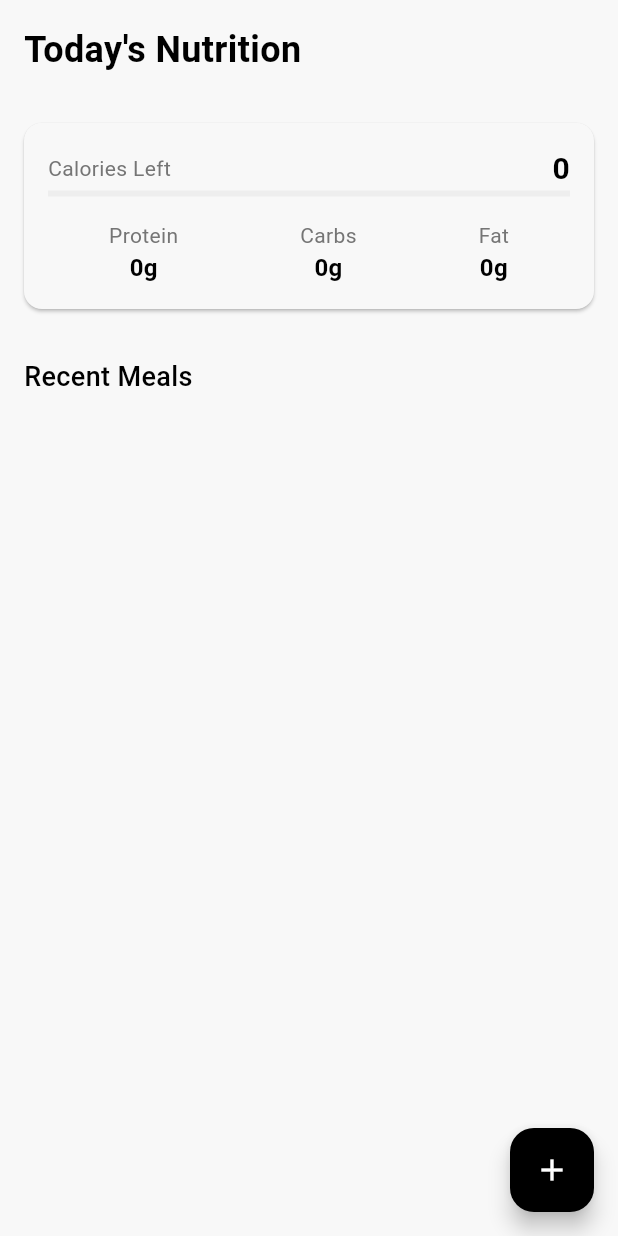
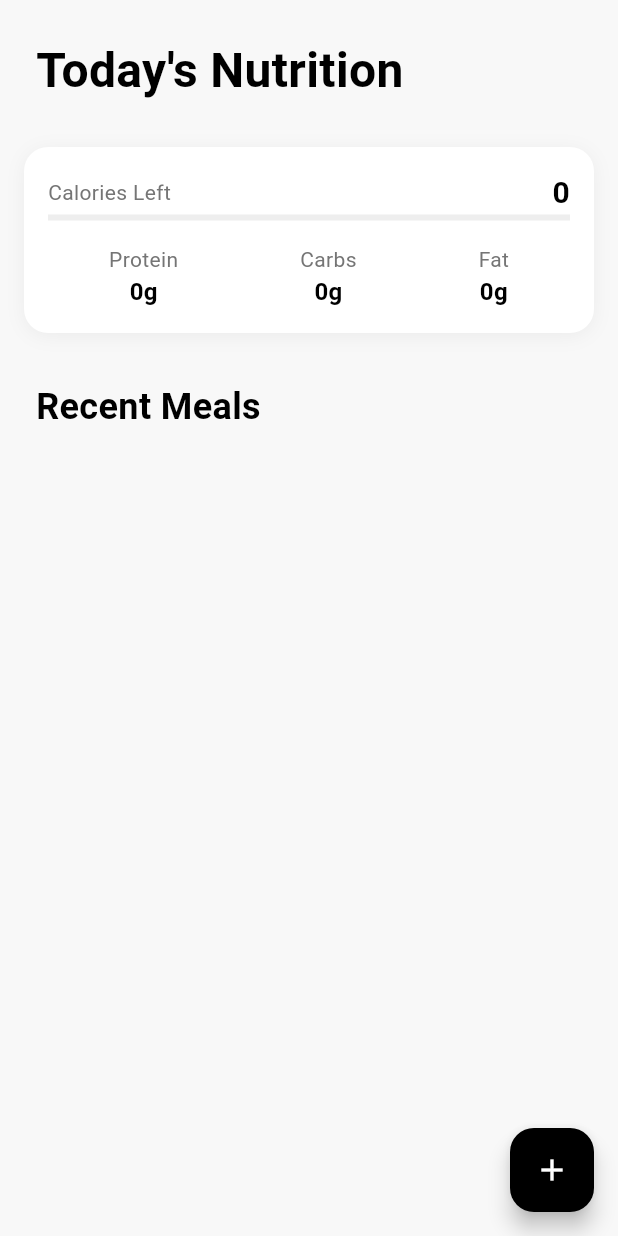
Before and after one commit to akhatsuleimenov/Bites, a Flutter app: the DashboardScreen screen opened directly, on a phone screen of 412 x 824 dp. Run offline on Flutter 3.47's test engine with Material 3 defaults, Android fonts, the light colour scheme and no system bars; our stand-ins replace cached_network_image, cloud_firestore, firebase_auth, firebase_core, firebase_storage, fl_chart and 4 more; accounts and stored records are empty.

Commit message:
fix: normalized the design cards

```diff
--- a/lib/features/dashboard/controllers/dashboard_controller.dart
+++ b/lib/features/dashboard/controllers/dashboard_controller.dart
@@ -170,4 +170,8 @@ class DashboardController extends ChangeNotifier {
       ),
     );
   }
+
+  Future<void> refreshData() async {
+    await loadDashboardData();
+  }
 }
--- a/lib/features/dashboard/screens/dashboard_screen.dart
+++ b/lib/features/dashboard/screens/dashboard_screen.dart
@@ -1,5 +1,6 @@
 // Flutter imports:
 import 'package:flutter/material.dart';
+import 'package:nutrition_ai/core/constants/app_typography.dart';
 
 // Package imports:
 import 'package:provider/provider.dart';
@@ -22,22 +23,19 @@ class DashboardScreen extends StatelessWidget {
           builder: (context, controller, _) {
             return RefreshIndicator(
               onRefresh: controller.loadDashboardData,
+              child: Column(
+                crossAxisAlignment: CrossAxisAlignment.start,
+                children: [
+                  Padding(
+                    padding: const EdgeInsets.all(24.0).copyWith(bottom: 12.0),
+                    child: Text(
+                      'Today\'s Nutrition',
+                      style: AppTypography.headlineLarge,
+                    ),
+                  ),
+                  Expanded(
                     child: CustomScrollView(
                       slivers: [
-                  // Header with user info
-                  SliverToBoxAdapter(
-                    child: Padding(
-                      padding: EdgeInsets.all(16),
-                      child: Text(
-                        'Today\'s Nutrition',
-                        style: TextStyle(
-                          fontSize: 24,
-                          fontWeight: FontWeight.bold,
-                        ),
-                      ),
-                    ),
-                  ),
-
                         // Calorie and macro tracking
                         SliverToBoxAdapter(
                           child: CalorieCard(
@@ -50,13 +48,13 @@ class DashboardScreen extends StatelessWidget {
                         // Recent meals header
                         SliverToBoxAdapter(
                           child: Padding(
-                      padding: EdgeInsets.all(16).copyWith(bottom: 8),
+                            padding: const EdgeInsets.symmetric(
+                              vertical: 16,
+                              horizontal: 24,
+                            ),
                             child: Text(
                               'Recent Meals',
-                        style: TextStyle(
-                          fontSize: 18,
-                          fontWeight: FontWeight.w500,
-                        ),
+                              style: AppTypography.headlineMedium,
                             ),
                           ),
                         ),
@@ -76,6 +74,9 @@ class DashboardScreen extends StatelessWidget {
                         ),
                       ],
                     ),
+                  ),
+                ],
+              ),
             );
           },
         ),
@@ -84,7 +85,7 @@ class DashboardScreen extends StatelessWidget {
         heroTag: 'dashboardFAB',
         onPressed: () => Navigator.pushNamed(context, '/food-logging'),
         backgroundColor: Colors.black,
-        child: Icon(Icons.add),
+        child: const Icon(Icons.add),
       ),
     );
   }
--- a/lib/features/dashboard/widgets/calorie_card.dart
+++ b/lib/features/dashboard/widgets/calorie_card.dart
@@ -4,6 +4,7 @@ import 'package:flutter/material.dart';
 // Project imports:
 import 'package:nutrition_ai/core/constants/app_typography.dart';
 import 'package:nutrition_ai/core/models/food_entry.dart';
+import 'package:nutrition_ai/shared/widgets/cards.dart';
 
 class CalorieCard extends StatelessWidget {
   final int remainingCalories;
@@ -23,10 +24,9 @@ class CalorieCard extends StatelessWidget {
     print('goal: $goal');
     print('remainingCalories / goal: ${remainingCalories / goal}');
     print('1 - (remainingCalories / goal): ${1 - (remainingCalories / goal)}');
-    return Card(
-      margin: EdgeInsets.all(16),
-      child: Padding(
-        padding: EdgeInsets.all(16),
+    return Padding(
+      padding: const EdgeInsets.all(16.0),
+      child: BaseCard(
         child: Column(
           children: [
             // Calories
```
Also changed, not shown: lib/features/analytics/screens/analytics_screen.dart (+9 -0 lines), lib/features/analytics/widgets/meal_timing_card.dart (+51 -15 lines), lib/features/dashboard/widgets/meal_log_card.dart (+6 -5 lines), lib/features/profile/widgets/profile_header.dart (+3 -10 lines). Lines whose indentation alone changed are shown as unchanged.
